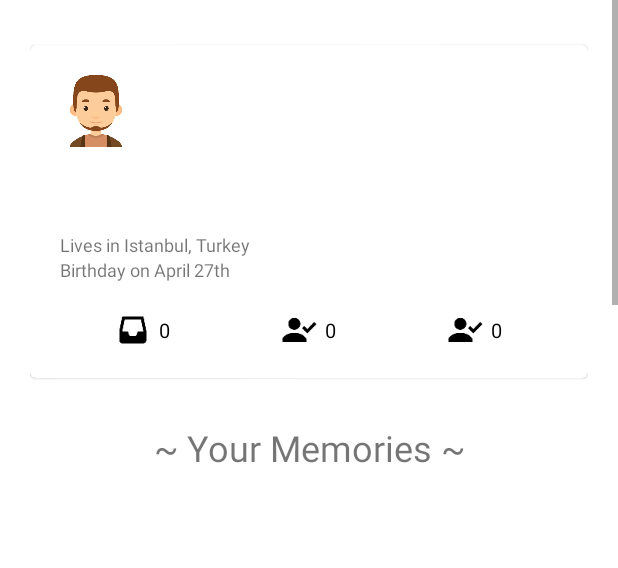
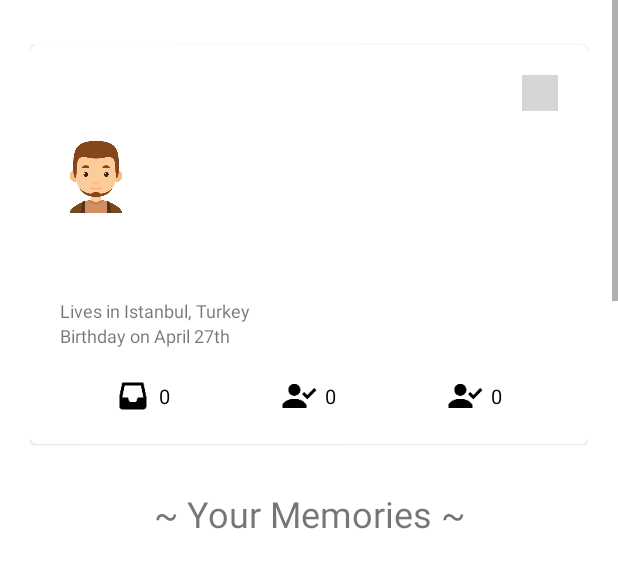
Before and after one commit to bounswe/bounswe2018group4, an Android app: the layout fragment_profile.xml on its own in the app's theme, with its tools: preview values and no code run, on a phone screen of 412 x 824 dp. Shown: the top 568 px of the screen. Run offline under Robolectric (Android 15) with nearby library versions, the phone set to English and light mode, and no system bars; grey boxes are pictures that could not be loaded.

Commit message:
Profile fragment design has a button for edit.

```diff
--- a/memorist-android/app/src/main/res/layout/fragment_profile.xml
+++ b/memorist-android/app/src/main/res/layout/fragment_profile.xml
@@ -30,46 +30,58 @@
                 android:layout_height="match_parent"
                 android:orientation="vertical" >
 
+                <ImageButton
+                    android:id="@+id/btn_editProfile"
+                    android:layout_width="@dimen/heightMemoryButton"
+                    android:layout_height="@dimen/heightMemoryButton"
+                    android:layout_marginEnd="@dimen/margin_md"
+                    android:layout_marginTop="@dimen/margin_md"
+                    android:src="@drawable/edit_profile"
+                    android:scaleType="fitCenter"
+                    android:layout_gravity="end"
+                    android:background="@null"
+                    android:contentDescription="@string/btnAnnotationContentDescription" />
+
                 <LinearLayout
-                    android:layout_width="match_parent"
+                    android:layout_width="303dp"
                     android:layout_height="wrap_content"
+                    android:layout_marginStart="@dimen/margin_md"
                     android:layout_marginTop="@dimen/margin_md"
-                    android:layout_marginStart="@dimen/margin_md"
                     android:layout_marginEnd="@dimen/margin_md"
-                    android:orientation="horizontal" >
+                    android:orientation="horizontal">
 
                     <ImageView
                         android:id="@+id/iv_profileProfilePicture"
                         android:layout_width="@dimen/heightMemoryOwnerAvatar"
                         android:layout_height="@dimen/heightMemoryOwnerAvatar"
-                        android:src="@drawable/avatar_icon"
-                        android:contentDescription="@string/feedProfilePictureContentDescription"/>
+                        android:contentDescription="@string/feedProfilePictureContentDescription"
+                        android:src="@drawable/avatar_icon" />
 
                     <LinearLayout
-                        android:layout_width="match_parent"
+                        android:layout_width="216dp"
                         android:layout_height="wrap_content"
+                        android:layout_gravity="center_vertical"
                         android:layout_marginStart="@dimen/margin_md"
                         android:layout_marginEnd="@dimen/margin_md"
-                        android:layout_gravity="center_vertical"
-                        android:orientation="vertical" >
+                        android:orientation="vertical">
 
                         <TextView
                             android:id="@+id/tv_profileNameSurname"
+                            fontPath="fonts/HelveticaNeueCondensedBold.ttf"
                             android:layout_width="match_parent"
                             android:layout_height="wrap_content"
                             android:textColor="@color/black"
-                            android:textStyle="bold"
                             android:textSize="@dimen/textSizeBigMemory"
-                            fontPath="fonts/HelveticaNeueCondensedBold.ttf" />
+                            android:textStyle="bold" />
 
                         <TextView
                             android:id="@+id/tv_profileUsername"
+                            fontPath="fonts/HelvaticaNeueCondensedBold.ttf"
                             android:layout_width="match_parent"
                             android:layout_height="wrap_content"
                             android:textColor="@color/black"
-                            android:textStyle="bold"
                             android:textSize="@dimen/textSizeBigMemory"
-                            fontPath="fonts/HelvaticaNeueCondensedBold.ttf"/>
+                            android:textStyle="bold" />
 
                     </LinearLayout>
 
```
